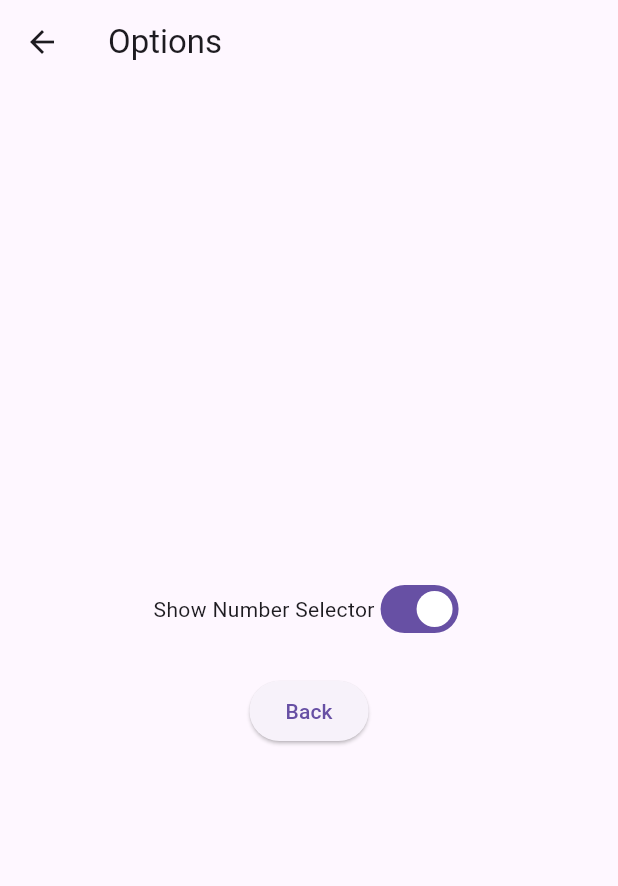
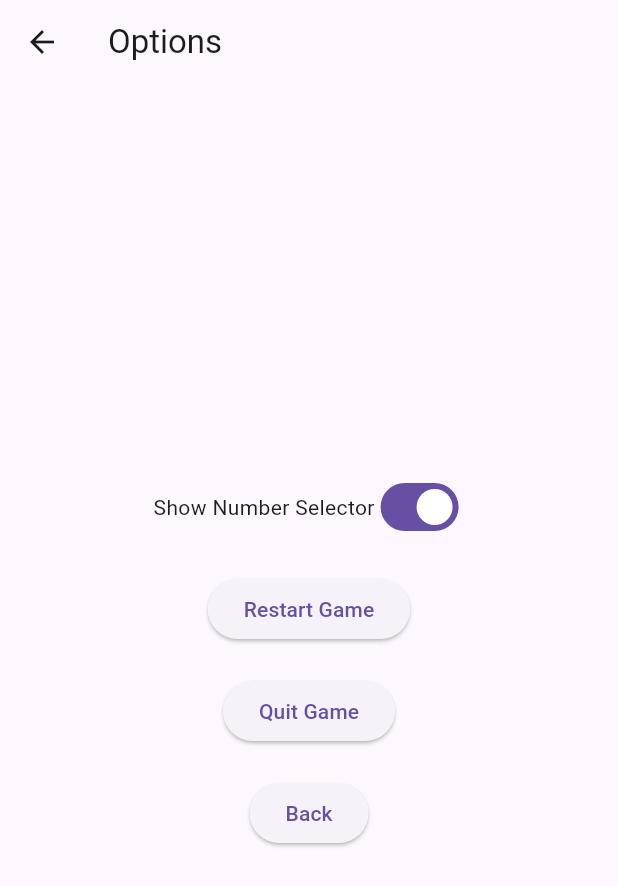
Before and after one commit to vh-uit/game2, a Flutter app: the OptionsScreen screen opened by its route, on a phone screen of 412 x 824 dp. Shown: the top 886 px of the screen. Run offline on Flutter 3.47's test engine with Material 3 defaults, Android fonts, the phone set to English and light mode, and no system bars; missing offline and left inert: flame.

Commit message:
Add restart and quit game buttons to OptionsScreen

```diff
--- a/lib/widgets/options_screen.dart
+++ b/lib/widgets/options_screen.dart
@@ -3,6 +3,10 @@ import 'package:game2/widgets/main_menu_screen.dart';
 
 class OptionsScreen extends StatelessWidget {
   const OptionsScreen({super.key});
+
+  void _restartGame(BuildContext context) {
+    Navigator.of(context).pushReplacementNamed('/game');
+  }
 
   @override
   Widget build(BuildContext context) {
@@ -25,6 +29,18 @@ class OptionsScreen extends StatelessWidget {
             ),
             const SizedBox(height: 20),
             ElevatedButton(
+              onPressed: () => _restartGame(context),
+              child: const Text('Restart Game'),
+            ),
+            const SizedBox(height: 20),
+            ElevatedButton(
+              onPressed: () {
+                Navigator.of(context).pushReplacementNamed('/');
+              },
+              child: const Text('Quit Game'),
+            ),
+            const SizedBox(height: 20),
+            ElevatedButton(
               onPressed: () => Navigator.pop(context),
               child: const Text('Back'),
             ),
```
